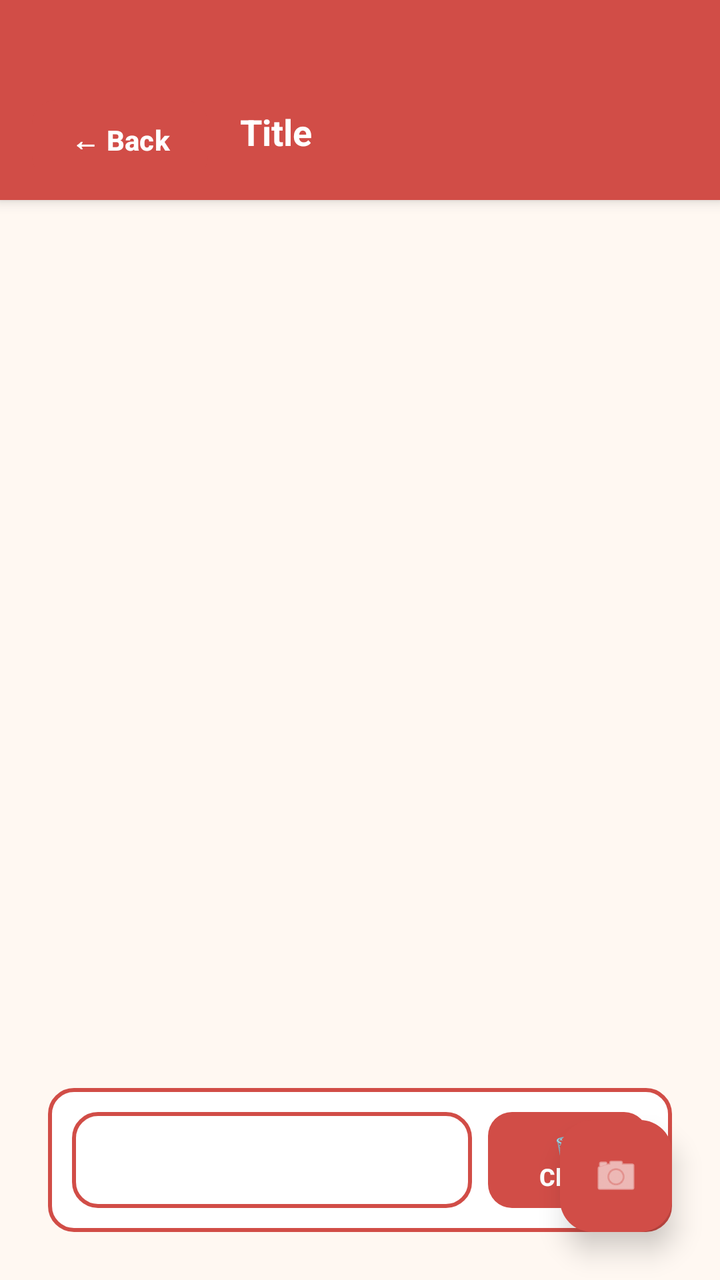
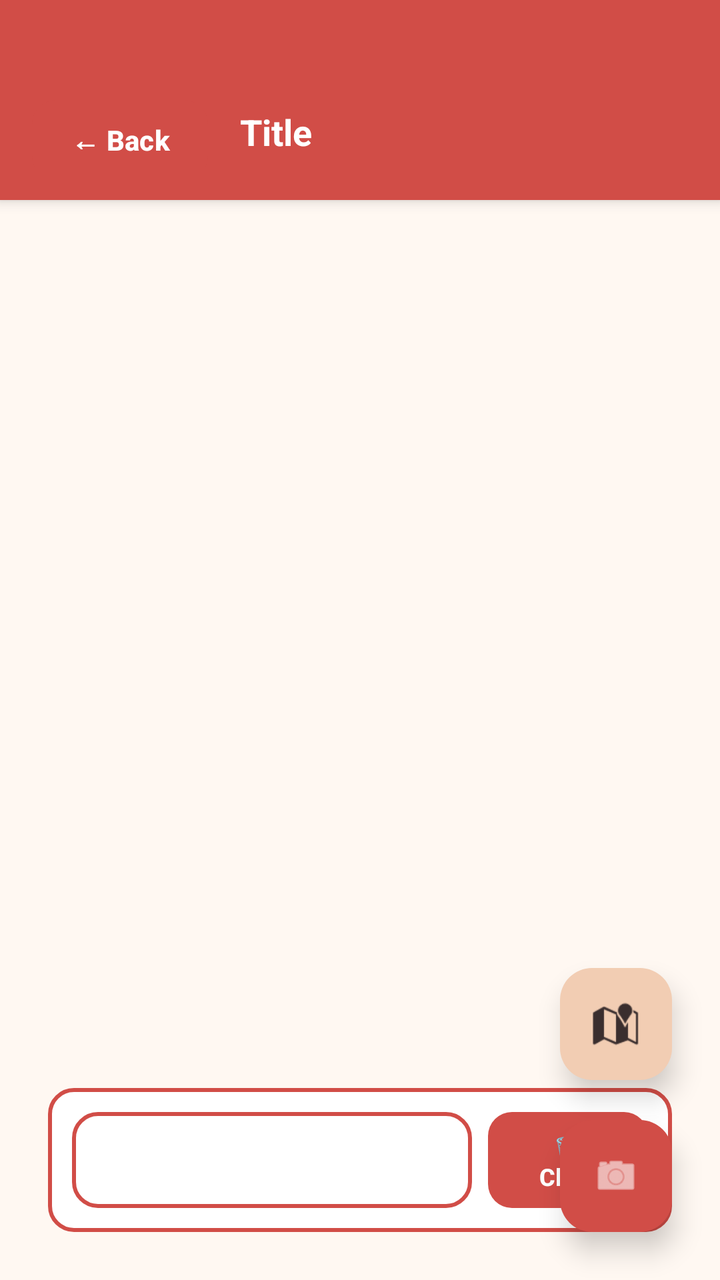

The first picture is an Android layout as it rendered before a commit; the second is the same layout after the commit. The layout source and the unified diff follow.
<!-- AndroidManifest.xml: application theme Theme.ChineseTravel -->
<!-- res/layout/fragment_home.xml -->
<?xml version="1.0" encoding="utf-8"?>
<FrameLayout xmlns:android="http://schemas.android.com/apk/res/android"
    xmlns:app="http://schemas.android.com/apk/res-auto"
    android:layout_width="match_parent" 
    android:layout_height="match_parent"
    android:background="@color/background_beige">

    
    <include
        android:id="@+id/headerLayout"
        layout="@layout/header_common" />

    
    <androidx.recyclerview.widget.RecyclerView
        android:id="@+id/recycler"
        android:layout_width="match_parent"
        android:layout_height="match_parent"
        android:layout_marginTop="100dp"
        android:layout_marginBottom="120dp"
        android:layout_marginRight="15dp"
        android:layout_marginLeft="15dp"
        android:padding="16dp"
        android:clipToPadding="false" />

    
    <com.google.android.material.floatingactionbutton.FloatingActionButton
        android:id="@+id/fabCapture"
        android:src="@android:drawable/ic_menu_camera"
        android:layout_width="wrap_content"
        android:layout_height="wrap_content"
        android:layout_gravity="end|bottom"
        android:layout_margin="24dp"
        android:backgroundTint="@color/red_primary"
        android:tint="@color/white"
        app:tint="@color/white"
        app:backgroundTint="@color/red_primary"
        app:elevation="8dp"
        app:borderWidth="0dp" />

    
    <LinearLayout
        android:id="@+id/testContainer"
        android:layout_width="wrap_content"
        android:layout_height="wrap_content"
        android:layout_gravity="start|bottom"
        android:layout_margin="24dp"
        android:orientation="horizontal"
        android:gravity="center_vertical"
        android:background="@drawable/button_beige_outline"
        android:padding="12dp">

        
        <Spinner
            android:id="@+id/spinnerTestFeatures"
            android:layout_width="200dp"
            android:layout_height="48dp"
            android:background="@drawable/button_beige_outline"
            android:padding="12dp"
            android:textSize="14sp"
            android:gravity="center"
            android:layout_marginEnd="8dp" />

        
        <Button
            android:id="@+id/btnClear"
            android:text="🗑️ Clear"
            android:layout_width="wrap_content"
            android:layout_height="48dp"
            android:minWidth="80dp"
            android:background="@drawable/button_red_primary"
            android:textColor="@color/white"
            android:textSize="12sp"
            android:textStyle="bold" />

    </LinearLayout>

    
    <LinearLayout
        android:id="@+id/emptyStateLayout"
        android:layout_width="match_parent"
        android:layout_height="wrap_content"
        android:layout_gravity="center"
        android:orientation="vertical"
        android:gravity="center"
        android:padding="32dp"
        android:visibility="gone">

        <TextView
            android:layout_width="wrap_content"
            android:layout_height="wrap_content"
            android:text="📸"
            android:textSize="48sp"
            android:layout_marginBottom="16dp" />

        <TextView
            android:layout_width="wrap_content"
            android:layout_height="wrap_content"
            android:text="No Chinese text captured yet"
            android:textSize="18sp"
            android:textStyle="bold"
            android:textColor="@color/text_primary"
            android:layout_marginBottom="8dp" />

        <TextView
            android:layout_width="wrap_content"
            android:layout_height="wrap_content"
            android:text="Tap the camera button to start capturing Chinese text"
            android:textSize="14sp"
            android:textColor="@color/text_secondary"
            android:gravity="center" />

    </LinearLayout>

</FrameLayout>
<!-- res/layout/header_common.xml (included above) -->
<?xml version="1.0" encoding="utf-8"?>
<LinearLayout xmlns:android="http://schemas.android.com/apk/res/android"
    android:id="@+id/headerLayout"
    android:layout_width="match_parent"
    android:layout_height="wrap_content"
    android:background="@color/red_primary"
    android:padding="16dp"
    android:elevation="4dp"
    android:orientation="horizontal"
    android:gravity="center_vertical">

    
    <Button
        android:id="@+id/btnBack"
        android:layout_width="wrap_content"
        android:layout_height="wrap_content"
        android:text="← Back"
        android:textSize="14sp"
        android:textColor="@color/white"
        android:background="@null"
        android:padding="8dp"
        android:layout_marginEnd="16dp"
        android:layout_marginTop="20dp" />

    
    <TextView
        android:id="@+id/tvHeaderTitle"
        android:layout_width="0dp"
        android:layout_height="wrap_content"
        android:layout_weight="1"
        android:text="Title"
        android:textSize="18sp"
        android:textStyle="bold"
        android:layout_marginTop="16dp"
        android:textColor="@color/white" />

    
    <TextView
        android:id="@+id/tvHeaderRight"
        android:layout_width="wrap_content"
        android:layout_height="wrap_content"
        android:text=""
        android:textSize="14sp"
        android:layout_marginTop="20dp"
        android:textColor="@color/white"
        android:visibility="gone" />

</LinearLayout>
<!-- resources referenced by this layout -->
<resources>
  <color name="background_beige">#FFF8F2</color>
  <color name="red_primary">#D14D47</color>
  <color name="text_primary">#3A2E2E</color>
  <color name="text_secondary">#3A2E2E</color>
  <color name="white">#FFFFFF</color>
  <!-- drawable button_beige_outline (drawable) -->
  <?xml version="1.0" encoding="utf-8"?>
  <shape xmlns:android="http://schemas.android.com/apk/res/android"
      android:shape="rectangle">
      <solid android:color="@color/background_light" />
      <corners android:radius="12dp" />
      <stroke 
          android:width="2dp" 
          android:color="@color/red_primary" />
  </shape>
  <!-- drawable button_red_primary (drawable) -->
  <?xml version="1.0" encoding="utf-8"?>
  <shape xmlns:android="http://schemas.android.com/apk/res/android"
      android:shape="rectangle">
      <solid android:color="@color/red_primary" />
      <corners android:radius="12dp" />
      <stroke android:width="0dp" />
  </shape>
  <style name="Theme.ChineseTravel" parent="Theme.Material3.DayNight">
          
          <item name="colorPrimary">@color/red_primary</item>
          <item name="colorPrimaryVariant">@color/red_primary_dark</item>
          <item name="colorOnPrimary">@color/white</item>
          
          
          <item name="colorSecondary">@color/accent_gold</item>
          <item name="colorSecondaryVariant">@color/accent_light_red</item>
          <item name="colorOnSecondary">@color/text_primary</item>
          
          
          <item name="android:colorBackground">@color/background_beige</item>
          <item name="colorSurface">@color/background_card</item>
          <item name="colorOnSurface">@color/text_primary</item>
          
          
          <item name="android:statusBarColor">@color/red_primary</item>
          <item name="android:windowLightStatusBar">false</item>
          
          
          <item name="android:navigationBarColor">@color/background_beige</item>
          <item name="android:windowLightNavigationBar">true</item>
          
          
          <item name="android:textColorPrimary">@color/text_primary</item>
          <item name="android:textColorSecondary">@color/text_secondary</item>
          
          
          <item name="materialButtonStyle">@style/Widget.ChineseTravel.Button</item>
          <item name="materialButtonOutlinedStyle">@style/Widget.ChineseTravel.Button.Outlined</item>
      </style>
  <color name="background_light">#FFFFFF</color>
  <color name="red_primary_dark">#B73D37</color>
  <color name="accent_gold">#F2CDB3</color>
  <color name="accent_light_red">#F2CDB3</color>
  <color name="background_card">#FFFFFF</color>
  <style name="Widget.ChineseTravel.Button" parent="Widget.Material3.Button">
          <item name="backgroundTint">@color/red_primary</item>
          <item name="android:textColor">@color/white</item>
          <item name="cornerRadius">12dp</item>
          <item name="android:textSize">16sp</item>
          <item name="android:textStyle">bold</item>
      </style>
  <style name="Widget.ChineseTravel.Button.Outlined" parent="Widget.Material3.Button">
          <item name="android:background">@drawable/button_beige_outline</item>
          <item name="android:textColor">@color/red_primary</item>
          <item name="cornerRadius">12dp</item>
          <item name="android:textSize">16sp</item>
      </style>
</resources>

<!-- the commit's change to res/layout/fragment_home.xml (unified diff, before → after) -->
@@ -34,6 +34,22 @@
         android:tint="@color/white"
         app:tint="@color/white"
         app:backgroundTint="@color/red_primary"
+        app:elevation="8dp"
+        app:borderWidth="0dp" />
+
+    
+    <com.google.android.material.floatingactionbutton.FloatingActionButton
+        android:id="@+id/fabMap"
+        android:src="@android:drawable/ic_dialog_map"
+        android:layout_width="wrap_content"
+        android:layout_height="wrap_content"
+        android:layout_gravity="end|bottom"
+        android:layout_marginEnd="24dp"
+        android:layout_marginBottom="100dp"
+        android:backgroundTint="@color/accent_gold"
+        android:tint="@color/text_primary"
+        app:tint="@color/text_primary"
+        app:backgroundTint="@color/accent_gold"
         app:elevation="8dp"
         app:borderWidth="0dp" />
 
